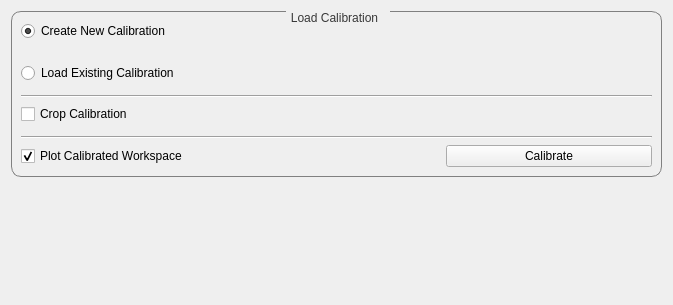
Old version of the form qt/python/mantidqtinterfaces/mantidqtinterfaces/Engineering/gui/engineering_diffraction/tabs/calibration/calibration_tab.ui in the repository mantidproject/mantid.
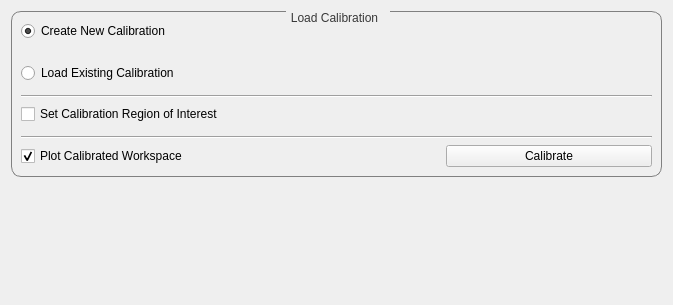
New version of the form. Custom widgets are drawn as their Qt base class.

Commit message: update crop calibration to roi calibration

The edit to the form file:
```diff
--- a/qt/python/mantidqtinterfaces/mantidqtinterfaces/Engineering/gui/engineering_diffraction/tabs/calibration/calibration_tab.ui
+++ b/qt/python/mantidqtinterfaces/mantidqtinterfaces/Engineering/gui/engineering_diffraction/tabs/calibration/calibration_tab.ui
@@ -173,7 +173,7 @@
           <item row="7" column="0" colspan="3">
            <widget class="QCheckBox" name="check_cropCalib">
             <property name="text">
-             <string>Crop Calibration</string>
+             <string>Set Calibration Region of Interest</string>
             </property>
            </widget>
           </item>
```
Left out of the diff: 4 changed lines with no effect on the pictures. The commit also changes 2 other files.
